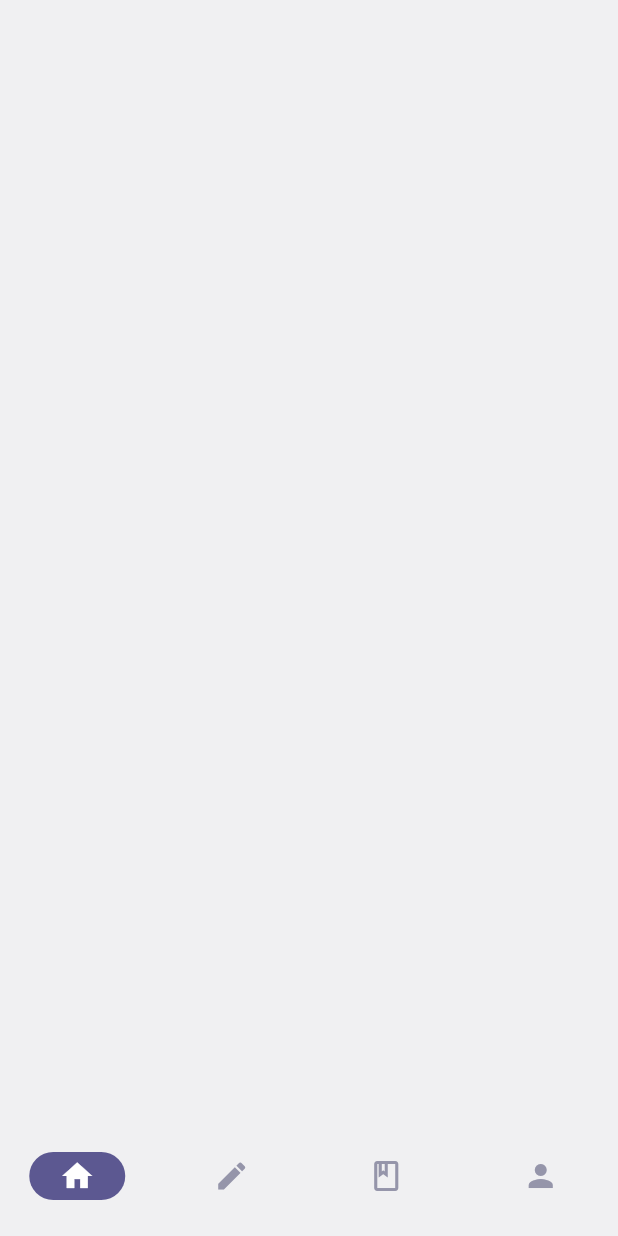
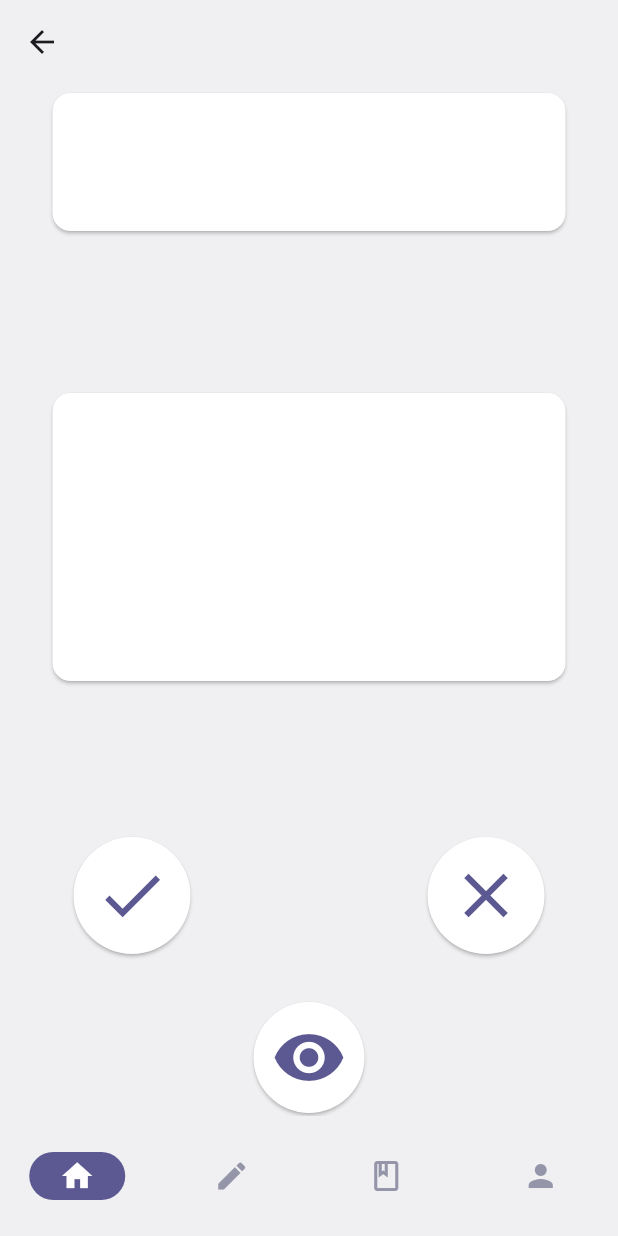
Before and after one commit to Alex-Yu21/flashcards_v2, a Flutter app: the LearningView screen opened by its route, on a phone screen of 412 x 824 dp. Run offline on Flutter 3.47's test engine with Material 3 defaults, Android fonts, the phone set to English and light mode, and no system bars; our stand-ins replace firebase_auth, firebase_core, flutter_card_swiper, flutter_riverpod, go_router, google_sign_in; accounts and stored records are empty; generated files the repository leaves out were written again.

Commit message:
chore; learning view template

```diff
--- a/lib/features/learning/presentation/views/learning_view.dart
+++ b/lib/features/learning/presentation/views/learning_view.dart
@@ -8,11 +8,58 @@ class LearningView extends StatefulWidget {
 }
 
 class _LearningViewState extends State<LearningView> {
+  void onKnow() {}
+  void onDontKnow() {}
+  void onReveal() {}
+
   @override
   Widget build(BuildContext context) {
+    const iconSize = 50.00;
     return Scaffold(
-      body: Column(
+      appBar: AppBar(),
+      body: Padding(
+        padding: const EdgeInsets.symmetric(horizontal: 20),
+        child: Column(
+          mainAxisAlignment: MainAxisAlignment.center,
           children: [
+            // TODO прогресс бар
+            Center(child: SizedBox(width: 350, height: 100, child: Card())),
+            SizedBox(height: 100),
+            // TODO заменить плейсхолдер на настоящие карточки
+            Center(child: SizedBox(width: 350, height: 200, child: Card())),
+            SizedBox(height: 100),
+            Row(
+              mainAxisAlignment: MainAxisAlignment.spaceEvenly,
+              children: [
+                ElevatedButton(
+                  style: ElevatedButton.styleFrom(
+                    shape: const CircleBorder(),
+                    padding: const EdgeInsets.all(14),
+                  ),
+                  onPressed: onKnow,
+                  child: const Icon(Icons.done, size: iconSize),
+                ),
+                SizedBox(width: 100),
+                ElevatedButton(
+                  style: ElevatedButton.styleFrom(
+                    shape: const CircleBorder(),
+                    padding: const EdgeInsets.all(14),
+                  ),
+                  onPressed: onDontKnow,
+                  child: const Icon(Icons.close, size: iconSize),
+                ),
+              ],
+            ),
+            SizedBox(height: 32),
+            ElevatedButton(
+              style: ElevatedButton.styleFrom(
+                shape: const CircleBorder(),
+                padding: const EdgeInsets.all(12),
+              ),
+              onPressed: () {},
+              child: const Icon(Icons.remove_red_eye, size: iconSize),
+            ),
+
             // CardSwiper(
             //   cardsCount: 10,
             //   cardBuilder:
@@ -25,7 +72,7 @@ class _LearningViewState extends State<LearningView> {
             // ),
           ],
         ),
+      ),
     );
   }
 }
- // TODO" спрятать навбар
```
Lines whose indentation alone changed are shown as unchanged.
